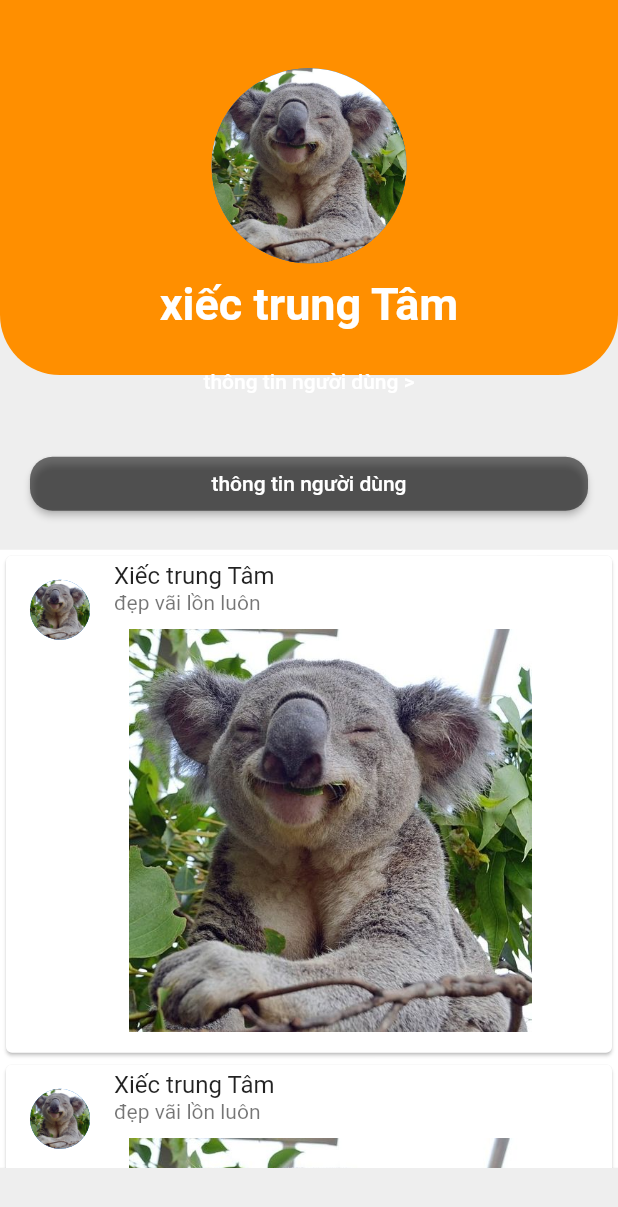
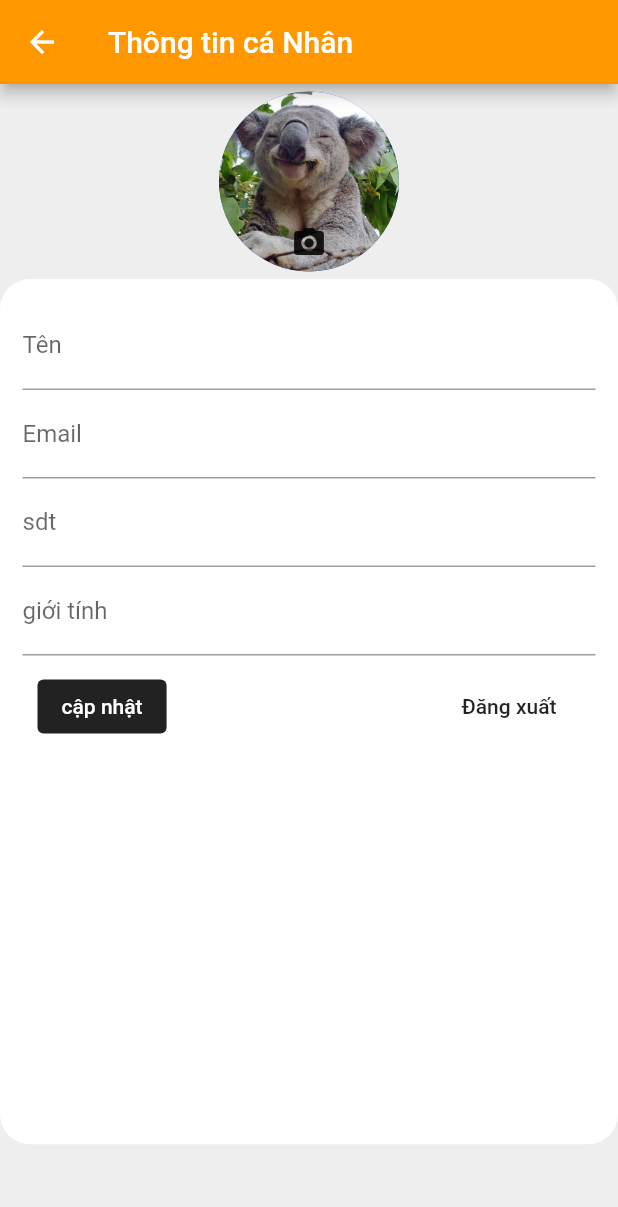
Before and after one commit to QuockhanhCKC/AppDuLich, a Flutter app: the Userpage screen opened directly, after a tap on "thông tin người dùng >", on a phone screen of 412 x 824 dp. Shown: the top 1207 px of the screen. Run offline on Flutter 3.47's test engine with Material 2 defaults, Android fonts, the phone set to English and light mode, and no system bars.

Commit message:
chi tiet nguoi dung

```diff
--- /dev/null
+++ b/appdulich/lib/detailuser.dart
@@ -0,0 +1,99 @@
+import 'package:flutter/material.dart';
+
+// ignore: camel_case_types
+class detailuser extends StatefulWidget {
+  const detailuser({Key? key}) : super(key: key);
+
+  @override
+  State<StatefulWidget> createState() {
+    // TODO: implement createState
+    return detailuserstate();
+  }
+}
+
+class detailuserstate extends State<detailuser> {
+  @override
+  Widget build(BuildContext context) {
+    Size size = MediaQuery.of(context).size;
+    return Scaffold(
+      appBar: AppBar(
+        backgroundColor: Colors.orange,
+        title: Text('Thông tin cá Nhân'),
+      ),
+      body: Center(
+          child: Column(
+        mainAxisAlignment: MainAxisAlignment.start,
+        children: [
+          Stack(alignment: Alignment.bottomCenter, children: [
+            Container(
+                padding: EdgeInsets.all(5),
+                height: 130,
+                width: 130,
+                child: CircleAvatar(
+                  backgroundImage: AssetImage('images/avatar.jpg'),
+                )),
+            Align(
+                alignment: Alignment.bottomCenter,
+                child: IconButton(
+                  onPressed: () {},
+                  icon: Icon(Icons.camera_alt),
+                ))
+          ]),
+          Container(
+              padding: EdgeInsets.all(15),
+              decoration: BoxDecoration(
+                borderRadius: BorderRadius.circular(20),
+                color: Colors.white,
+              ),
+              height: size.height * 0.7,
+              child: Column(
+                children: [
+                  TextField(
+                    decoration: InputDecoration(labelText: 'Tên'),
+                  ),
+                  TextField(
+                    decoration: InputDecoration(labelText: 'Email'),
+                  ),
+                  TextField(
+                    decoration: InputDecoration(labelText: 'sdt'),
+                  ),
+                  TextField(
+                    decoration: InputDecoration(labelText: 'giới tính'),
+                  ),
+                  Row(
+                    mainAxisAlignment: MainAxisAlignment.spaceBetween,
+                    children: [
+                      Padding(
+                        padding: EdgeInsets.all(10),
+                        child: OutlinedButton(
+                          onPressed: () {},
+                          style: OutlinedButton.styleFrom(
+                              backgroundColor: Colors.black87,
+                              side: BorderSide(width: size.width * 0.3)),
+                          child: Text(
+                            'cập nhật',
+                            style: TextStyle(color: Colors.white),
+                          ),
+                        ),
+                      ),
+                      Padding(
+                        padding: EdgeInsets.all(10),
+                        child: OutlinedButton(
+                          onPressed: () {},
+                          style: OutlinedButton.styleFrom(
+                              side: BorderSide(width: size.width * 0.3)),
+                          child: Text(
+                            'Đăng xuất',
+                            style: TextStyle(color: Colors.black87),
+                          ),
+                        ),
+                      )
+                    ],
+                  )
+                ],
+              ))
+        ],
+      )),
+    );
+  }
+}
--- a/appdulich/lib/home.dart
+++ b/appdulich/lib/home.dart
@@ -29,13 +29,13 @@ class MyHomeState extends State<MyHomePage> {
             child: PageView(
           controller: page,
           children: [
-            Userpage(),
             Text(
               'bài viết',
             ),
             Text(
               'Địa danh',
             ),
+            Userpage(),
           ],
         )),
         bottomNavigationBar: BottomNavigationBar(
--- a/appdulich/lib/userPage.dart
+++ b/appdulich/lib/userPage.dart
@@ -1,3 +1,4 @@
+import 'package:appdulich/detailuser.dart';
 import 'package:flutter/material.dart';
 
 class Userpage extends StatefulWidget {
@@ -12,6 +13,7 @@ class UserState extends State<Userpage> {
   @override
   Widget build(BuildContext context) {
     Size size = MediaQuery.of(context).size;
+
     // TODO: implement build
     return Scaffold(
         body: Center(
@@ -31,6 +33,7 @@ class UserState extends State<Userpage> {
             mainAxisAlignment: MainAxisAlignment.center,
             children: [
               Container(
+                  padding: EdgeInsets.all(5),
                   height: 130,
                   width: 130,
                   child: CircleAvatar(
@@ -47,14 +50,20 @@ class UserState extends State<Userpage> {
                 ),
               ),
               TextButton(
-                onPressed: () {},
+                onPressed: () {
+                  Navigator.push(
+                      context,
+                      MaterialPageRoute(
+                        builder: (context) => detailuser(),
+                      ));
+                },
                 child: Text(
                   'thông tin người dùng >',
                   style: TextStyle(color: Colors.white),
                 ),
               ),
               Container(
-                padding: EdgeInsets.all(20),
+                padding: EdgeInsets.all(15),
                 child: MaterialButton(
                   color: Colors.black54,
                   onPressed: () {},
@@ -82,7 +91,7 @@ class UserState extends State<Userpage> {
                             subtitle: Column(
                                 crossAxisAlignment: CrossAxisAlignment.start,
                                 children: [
-                                  Text('đẹp vãi lồn luôn'),
+                                  Text('đẹp vãi luôn'),
                                   Container(
                                       height: size.height * 0.35,
                                       padding: EdgeInsets.all(10),
@@ -100,14 +109,37 @@ class UserState extends State<Userpage> {
                           subtitle: Column(
                               crossAxisAlignment: CrossAxisAlignment.start,
                               children: [
-                                  Text('đẹp vãi lồn luôn'),
+                                Text('đẹp vãi luôn'),
                                 Container(
                                     height: size.height * 0.35,
                                     padding: EdgeInsets.all(10),
                                     child: Image(
                                       image: AssetImage('images/avatar.jpg'),
-                                      ))
-                                ])),
+                                    )),
+                                Row(
+                                  mainAxisAlignment: MainAxisAlignment.start,
+                                  children: [
+                                    TextButton(
+                                      onPressed: () {},
+                                      child: Icon(
+                                        Icons.thumb_up,
+                                        color: Colors.orange,
+                                      ),
+                                    ),
+                                    Text('0'),
+                                    TextButton(
+                                      onPressed: () {},
+                                      child: Icon(
+                                        Icons.thumb_down,
+                                        color: Colors.orange,
+                                      ),
+                                    ),
+                                    Text('0'),
+                                  ],
+                                )
+                              ]),
+                          onTap: () {},
+                        ),
                       )
                     ],
                   ))
```
Also changed, not shown: appdulich/pubspec.lock. Lines whose indentation alone changed are shown as unchanged.
